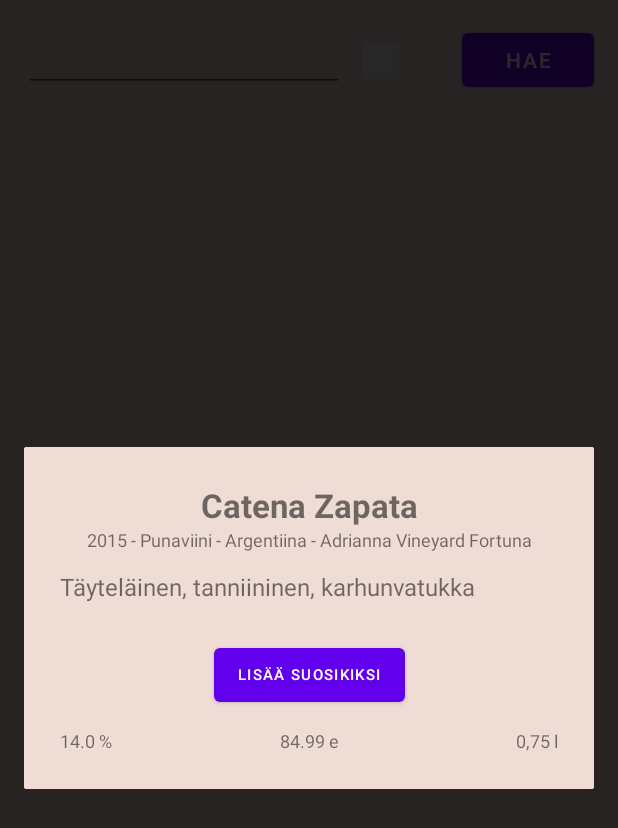
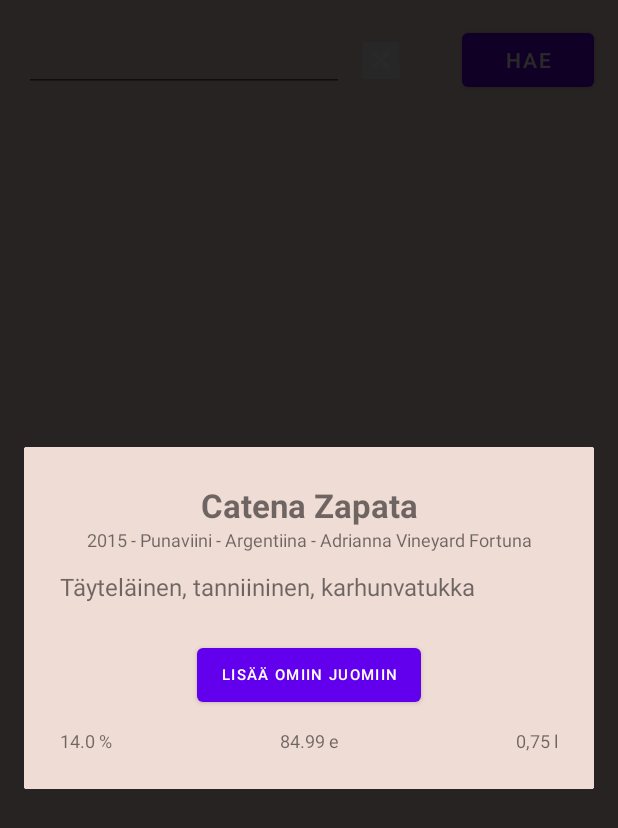
Before and after one commit to lissuu/desperate_housewines, an Android app: the fragment BrowseDialogFragment placed in its activity, on a phone screen of 412 x 824 dp. Shown: the top 828 px of the screen. Run offline under Robolectric (Android 15) with nearby library versions, the phone set to English and light mode, and no system bars; our stand-ins replace Volley; network calls fail; 9 statements that could not run were skipped.

Commit message:
Fix wording and add comments from BrowseDialogFragment

```diff
--- a/app/src/main/java/com/example/desperatehousewines/BrowseDialogFragment.java
+++ b/app/src/main/java/com/example/desperatehousewines/BrowseDialogFragment.java
@@ -67,10 +67,9 @@ public class BrowseDialogFragment extends DialogFragment implements RestClient.R
     }
 
     private boolean setThisFavorite() {
-        // Placeholder
         isFavorite = RestClient.getInstance(getContext()).isUserItem(id);
+        btnFavorite.setText(isFavorite ? "Poista omista juomista" : "Lisää omiin juomiin");
 
-        btnFavorite.setText(isFavorite ? "Poista suosikeista" : "Lisää suosikiksi");
         return isFavorite;
     }
 
@@ -79,6 +78,8 @@ public class BrowseDialogFragment extends DialogFragment implements RestClient.R
         Toast.makeText(getContext(), "Palvelinvirhe", Toast.LENGTH_LONG).show();
     }
 
+    // onResponse is called when a drink has been added or removed and a new list will be fetched
+    // afterwards. It's a lazy solution.
     @Override
     public void onResponse(RestClient.API api) {
         switch (api) {
--- a/app/src/main/java/com/example/desperatehousewines/RestClient.java
+++ b/app/src/main/java/com/example/desperatehousewines/RestClient.java
@@ -304,7 +304,6 @@ public class RestClient {
 
     public boolean isUserItem (int id) {
         return userItems.containsKey(id);
-        //return userItems.containsAll(Arrays.asList(id));
     }
 
     // Debugging purposes only
```
